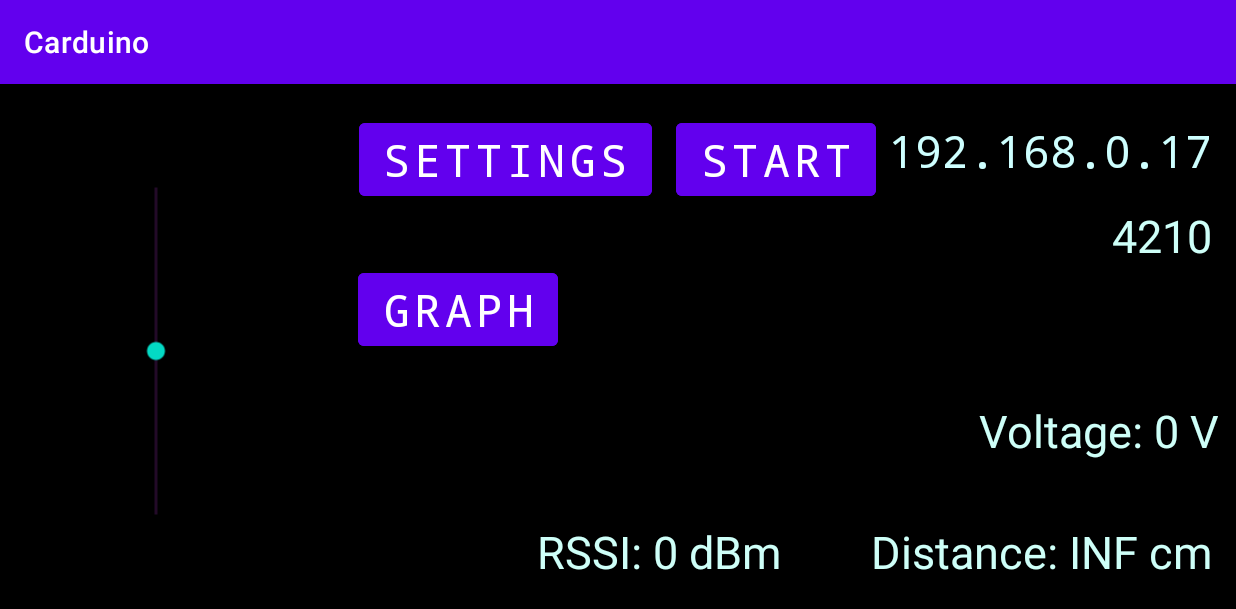
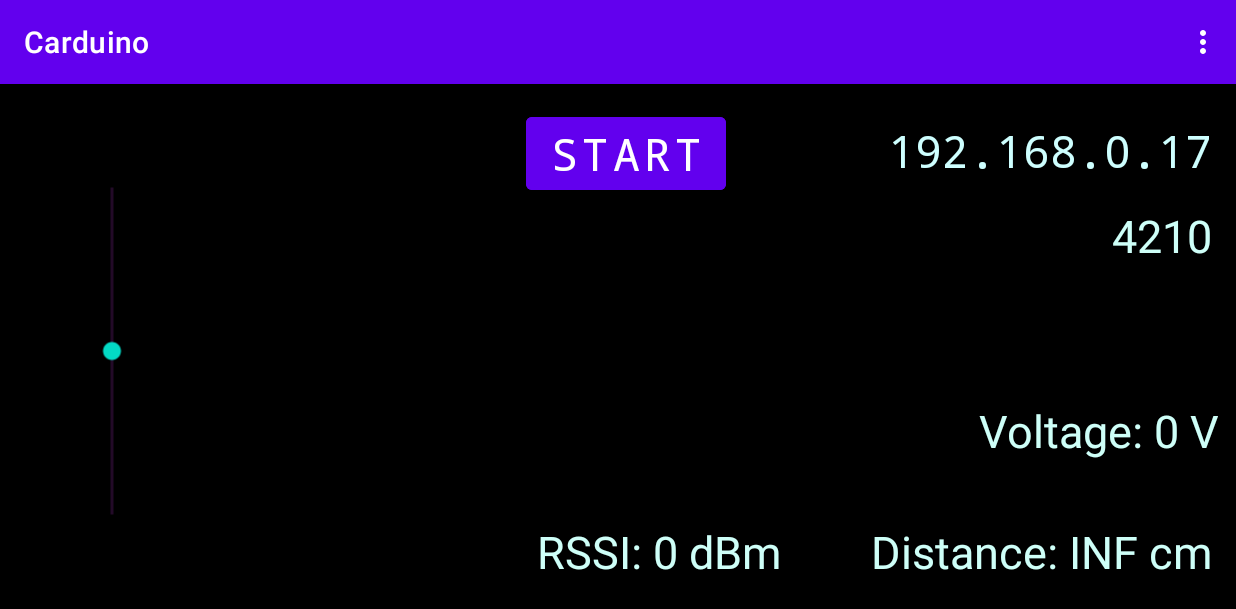
Before and after one commit to Netz00/-ES8266-full-duplex-RC, an Android app: the screen it shows after launch (MainActivity), on a phone screen of 824 x 412 dp (held sideways). Shown: the top 609 px of the screen. Run offline under Robolectric (Android 15) with nearby library versions, the phone set to English and light mode, and no system bars; 1 statement that could not run was skipped.

Commit message:
remove buttons and add menuBar

```diff
--- a/android/app/src/main/java/com/fesb/carduino/MainActivity.java
+++ b/android/app/src/main/java/com/fesb/carduino/MainActivity.java
@@ -19,6 +19,9 @@ import android.os.Bundle;
 import android.os.Handler;
 import android.preference.PreferenceManager;
 import android.util.Log;
+import android.view.Menu;
+import android.view.MenuInflater;
+import android.view.MenuItem;
 import android.widget.Button;
 import android.widget.SeekBar;
 import android.widget.TextView;
@@ -39,9 +42,7 @@ public class MainActivity extends AppCompatActivity {
     TextView voltage;
     TextView distanceView;
     TextView rssi;
-    Button settingsB;
     Button startB;
-    Button statisticB;
     SeekBar accelerateS;
 
 
@@ -136,6 +137,27 @@ public class MainActivity extends AppCompatActivity {
 
     };
 
+    public boolean onCreateOptionsMenu(Menu menu) {
+        MenuInflater inflater = getMenuInflater();
+        inflater.inflate(R.menu.menu, menu);
+        return true;
+    }
+
+
+    public boolean onOptionsItemSelected(MenuItem item) {
+        // Handle item selection
+        switch (item.getItemId()) {
+            case R.id.settings:
+                settings();
+                return true;
+            case R.id.statistic:
+                statistic();
+                return true;
+            default:
+                return super.onOptionsItemSelected(item);
+        }
+    }
+
     @Override
     public void onBackPressed() {
         AlertDialog.Builder ab = new AlertDialog.Builder(MainActivity.this);
@@ -169,9 +191,7 @@ public class MainActivity extends AppCompatActivity {
         voltage = (TextView) findViewById(R.id.voltage);
         distanceView = (TextView) findViewById(R.id.distance);
         rssi = (TextView) findViewById(R.id.rssi);
-        settingsB = (Button) findViewById(R.id.settings);
         startB = (Button) findViewById(R.id.start);
-        statisticB = (Button) findViewById(R.id.statistic);
         accelerateS = (SeekBar) findViewById(R.id.seekBar);
 
         display();
@@ -189,13 +209,6 @@ public class MainActivity extends AppCompatActivity {
 
 
         initSoundPlayer();
-
-
-        // Settings button listener init
-
-        settingsB.setOnClickListener(v -> settings());
-
-        statisticB.setOnClickListener(v -> statistic());
 
         startB.setText("start");//start-pause-continue
         startB.setOnClickListener(v -> {
--- a/android/app/src/main/res/layout/activity_main.xml
+++ b/android/app/src/main/res/layout/activity_main.xml
@@ -5,43 +5,19 @@
     android:layout_width="match_parent"
     android:layout_height="match_parent"
     android:background="#000000"
-    tools:context=".MainActivity">
+    tools:context=".MainActivity"
+    >
 
-    <Button
-        android:id="@+id/settings"
-        android:layout_width="wrap_content"
-        android:layout_height="wrap_content"
-        android:layout_marginTop="20dp"
-        android:layout_marginEnd="16dp"
-        android:backgroundTint="@color/purple_500"
-        android:fontFamily="monospace"
-        android:text="@string/settings"
-        android:textSize="30sp"
-        app:layout_constraintEnd_toStartOf="@+id/start"
-        app:layout_constraintTop_toTopOf="parent" />
 
     <Button
         android:id="@+id/start"
         android:layout_width="wrap_content"
         android:layout_height="wrap_content"
-        android:layout_marginTop="20dp"
-        android:layout_marginEnd="8dp"
+        android:layout_marginTop="16dp"
+        android:layout_marginEnd="108dp"
         android:backgroundTint="@color/purple_500"
         android:fontFamily="monospace"
         android:text="@string/start"
-        android:textSize="30sp"
-        app:layout_constraintEnd_toStartOf="@+id/ip"
-        app:layout_constraintTop_toTopOf="parent" />
-
-    <Button
-        android:id="@+id/statistic"
-        android:layout_width="wrap_content"
-        android:layout_height="wrap_content"
-        android:layout_marginTop="120dp"
-        android:layout_marginEnd="220dp"
-        android:backgroundTint="@color/purple_500"
-        android:fontFamily="monospace"
-        android:text="@string/statistic"
         android:textSize="30sp"
         app:layout_constraintEnd_toStartOf="@+id/ip"
         app:layout_constraintTop_toTopOf="parent" />
@@ -80,7 +56,6 @@
         android:id="@+id/seekBar"
         android:layout_width="250dp"
         android:layout_height="0dp"
-        android:layout_marginStart="50dp"
         android:layout_marginTop="32dp"
         android:layout_marginBottom="32dp"
         android:max="2048"
@@ -94,11 +69,10 @@
         android:scrollbarThumbHorizontal="@android:drawable/btn_default_small"
         android:verticalScrollbarPosition="right"
         app:layout_constraintBottom_toBottomOf="parent"
-        app:layout_constraintEnd_toStartOf="@+id/settings"
-        app:layout_constraintHorizontal_bias="0.346"
         app:layout_constraintStart_toStartOf="parent"
         app:layout_constraintTop_toTopOf="parent"
-        app:layout_constraintVertical_bias="0.0" />
+        app:layout_constraintVertical_bias="1.0"
+        />
 
     <TextView
         android:id="@+id/voltage"
--- /dev/null
+++ b/android/app/src/main/res/menu/menu.xml
@@ -0,0 +1,19 @@
+<?xml version="1.0" encoding="utf-8"?>
+<menu xmlns:app="http://schemas.android.com/apk/res-auto"
+    xmlns:android="http://schemas.android.com/apk/res/android">
+
+    <item
+        android:id="@+id/new_game"
+        android:iconTint="#673AB7"
+        android:title=""
+        app:showAsAction="ifRoom"
+        />
+    <item
+        android:id="@+id/settings"
+        android:iconTint="#673AB7"
+        android:title="@string/settings" />
+
+    <item android:id="@+id/statistic"
+        android:title="@string/statistic"
+        />
+</menu>
```
